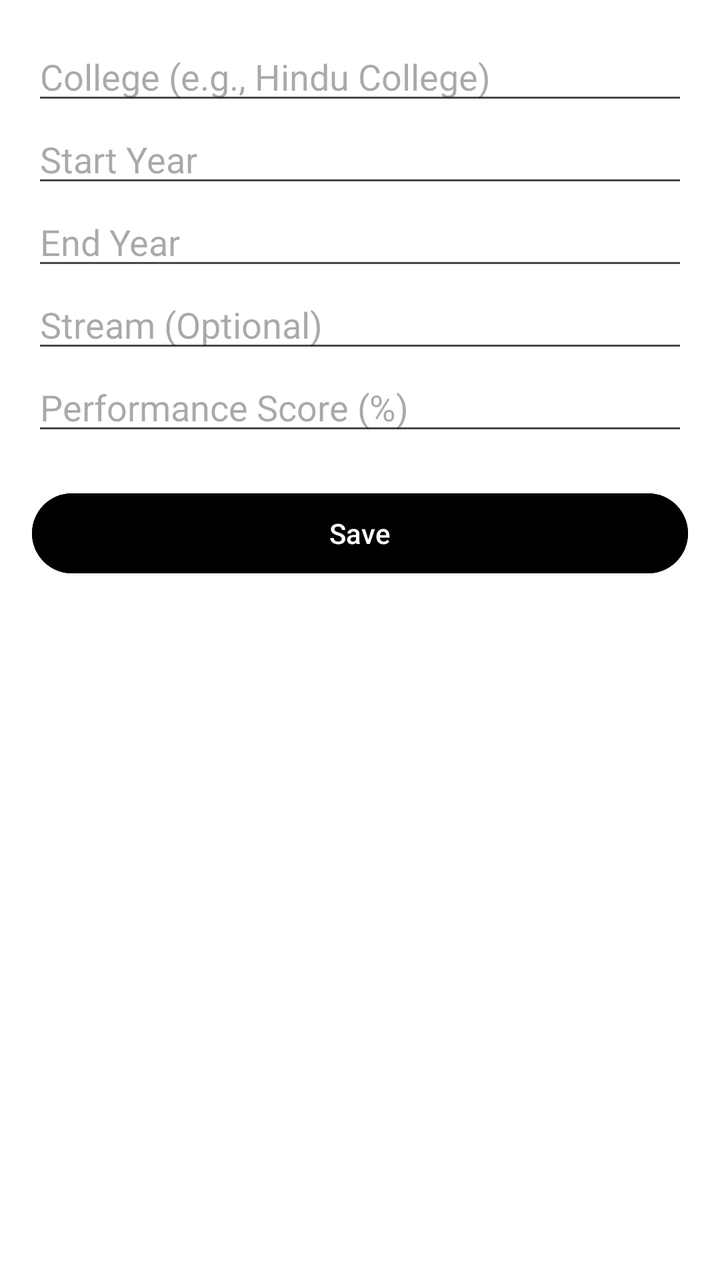
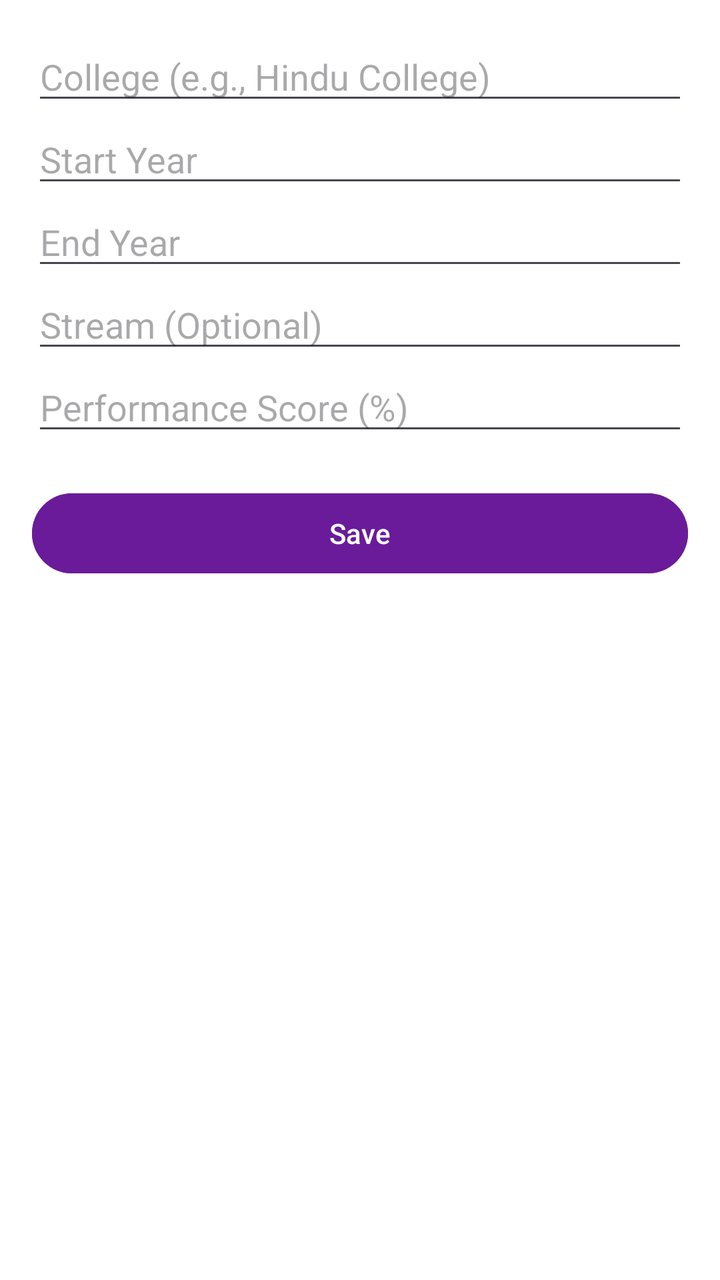

The first picture is an Android layout as it rendered before a commit; the second is the same layout after the commit. The layout source and the unified diff follow.
<!-- AndroidManifest.xml: application theme Theme.HireBridge -->
<!-- res/layout/fragment_diploma.xml -->
<?xml version="1.0" encoding="utf-8"?>
<ScrollView xmlns:android="http://schemas.android.com/apk/res/android"
    android:layout_width="match_parent"
    android:layout_height="match_parent"
    android:padding="16dp"
    android:background="@android:color/white">

    <LinearLayout
        android:layout_width="match_parent"
        android:layout_height="wrap_content"
        android:orientation="vertical">

        
        <EditText
            android:id="@+id/editCollege"
            android:layout_width="match_parent"
            android:layout_height="wrap_content"
            android:hint="College (e.g., Hindu College)" />

        
        <EditText
            android:id="@+id/editStartYear"
            android:layout_width="match_parent"
            android:layout_height="wrap_content"
            android:hint="Start Year"
            android:inputType="number" />

        
        <EditText
            android:id="@+id/editEndYear"
            android:layout_width="match_parent"
            android:layout_height="wrap_content"
            android:hint="End Year"
            android:inputType="number" />

        
        <EditText
            android:id="@+id/editStream"
            android:layout_width="match_parent"
            android:layout_height="wrap_content"
            android:hint="Stream (Optional)" />

        
        <EditText
            android:id="@+id/editScore"
            android:layout_width="match_parent"
            android:layout_height="wrap_content"
            android:hint="Performance Score (%)"
            android:inputType="numberDecimal" />

        
        <Button
            android:id="@+id/btnSave"
            android:layout_width="match_parent"
            android:layout_height="wrap_content"
            android:text="Save"
            android:layout_marginTop="20dp"
            android:backgroundTint="@color/black"
            android:textColor="@android:color/white" />
    </LinearLayout>
</ScrollView>
<!-- resources referenced by this layout -->
<resources>
  <color name="black">#FF000000</color>
  <style name="Theme.HireBridge" parent="Base.Theme.HireBridge" />
  <style name="Base.Theme.HireBridge" parent="Theme.Material3.DayNight.NoActionBar">
          
          
      </style>
</resources>

<!-- the commit's change to res/layout/fragment_diploma.xml (unified diff, before → after) -->
@@ -55,7 +55,7 @@
             android:layout_height="wrap_content"
             android:text="Save"
             android:layout_marginTop="20dp"
-            android:backgroundTint="@color/black"
-            android:textColor="@android:color/white" />
+            android:backgroundTint="#6A1B9A"
+            android:textColor="@android:color/white"  />
     </LinearLayout>
 </ScrollView>
<!-- resource entries referenced after the edit -->
@@ -1,6 +1,5 @@
 <!-- resources referenced by this layout -->
 <resources>
-  <color name="black">#FF000000</color>
   <style name="Theme.HireBridge" parent="Base.Theme.HireBridge" />
   <style name="Base.Theme.HireBridge" parent="Theme.Material3.DayNight.NoActionBar">
           
